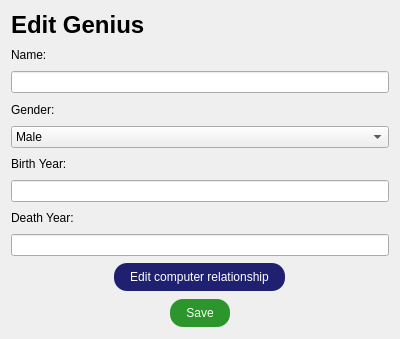
Above: edithcpdialog.ui from danielm15/VLN1-2016-Hopur_16 before the change. Below: the same form after it.
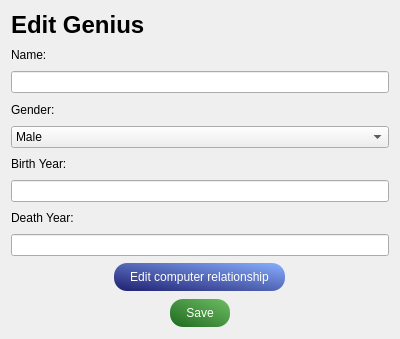
That is the form after the change. Icons and pictures are not drawn.

Commit message: Added gradient to buttons

The edit to the form file:
```diff
--- a/edithcpdialog.ui
+++ b/edithcpdialog.ui
@@ -124,7 +124,7 @@
     <widget class="QPushButton" name="buttonEditRelationship">
      <property name="styleSheet">
       <string notr="true">#buttonEditRelationship {
-	background-color: rgb(32, 32, 113);
+	background-color: qlineargradient(spread:pad, x1:0, y1:1, x2:1, y2:0, stop:0.0149254 rgba(33, 33, 113, 255), stop:1 rgba(136, 175, 255, 255));
 	color: rgb(255, 255 ,255);
 	padding: 6px 15px;
 	border: 2px solid;
@@ -144,9 +144,9 @@
    <item alignment="Qt::AlignHCenter">
     <widget class="QPushButton" name="pushButton">
      <property name="styleSheet">
-      <string notr="true">#pushButton {
+      <string notr="true">#pushButton{
 	color: rgb(255, 255, 255);
-	background-color: rgb(44, 150, 44);
+	background-color: qlineargradient(spread:pad, x1:0, y1:1, x2:1, y2:0, stop:0.0149254 rgba(31, 107, 31, 255), stop:1 rgba(110, 189, 100, 255));
 	padding: 6px 15px;
 	border: 2px solid;
 	border-color: transparent;
```
Left out of the diff: 4 changed lines with no effect on the pictures. The commit also changes 5 other files.
